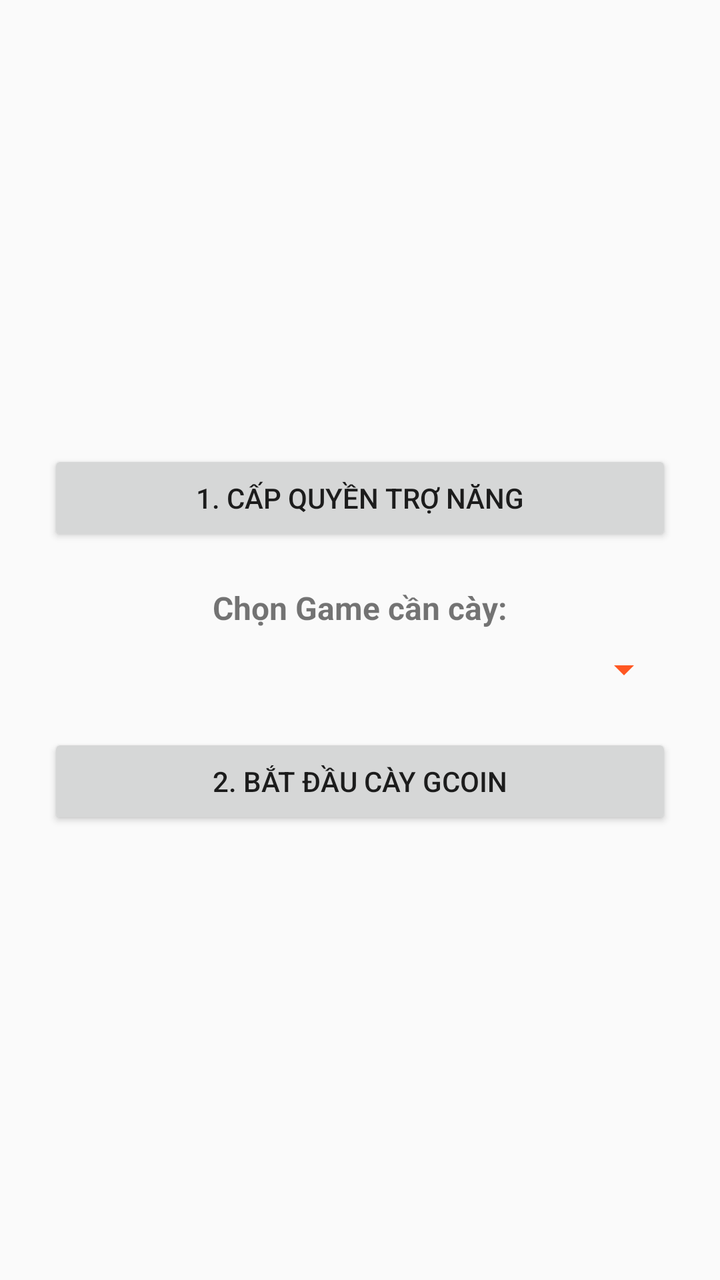
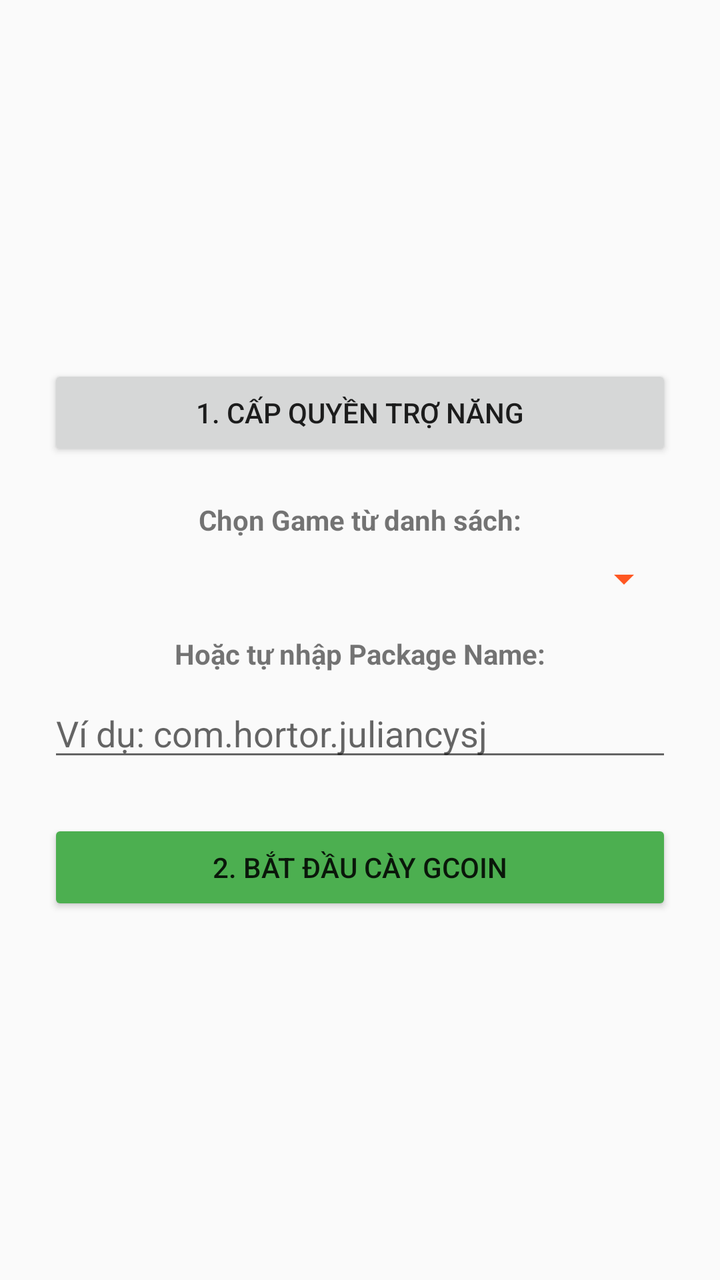

Screens rendered from an Android XML layout before and after an edit, with the pre-edit source and the edit as a unified diff.
<!-- AndroidManifest.xml: application theme Theme.AppCompat.DayNight.NoActionBar -->
<!-- res/layout/activity_main.xml -->
<?xml version="1.0" encoding="utf-8"?>
<LinearLayout xmlns:android="http://schemas.android.com/apk/res/android"
    android:layout_width="match_parent" android:layout_height="match_parent"
    android:gravity="center" android:orientation="vertical" android:padding="24dp">

    <Button android:id="@+id/btnAccessibility" android:layout_width="match_parent" android:layout_height="wrap_content" android:text="1. Cấp quyền Trợ năng" />

    <TextView android:layout_width="wrap_content" android:layout_height="wrap_content" android:layout_marginTop="20dp" android:text="Chọn Game cần cày:" android:textSize="16sp" android:textStyle="bold"/>

    
    <Spinner
        android:id="@+id/spinnerApps"
        android:layout_width="match_parent"
        android:layout_height="wrap_content"
        android:layout_marginTop="8dp"
        android:backgroundTint="#FF5722"/>

    <Button android:id="@+id/btnStart" android:layout_width="match_parent" android:layout_height="wrap_content" android:layout_marginTop="20dp" android:text="2. Bắt đầu Cày Gcoin" />
</LinearLayout>
<!-- resources referenced by this layout -->
<resources>

</resources>

<!-- the commit's change to res/layout/activity_main.xml (unified diff, before → after) -->
@@ -5,8 +5,7 @@
 
     <Button android:id="@+id/btnAccessibility" android:layout_width="match_parent" android:layout_height="wrap_content" android:text="1. Cấp quyền Trợ năng" />
 
-    <TextView android:layout_width="wrap_content" android:layout_height="wrap_content" android:layout_marginTop="20dp" android:text="Chọn Game cần cày:" android:textSize="16sp" android:textStyle="bold"/>
-
+    <TextView android:layout_width="wrap_content" android:layout_height="wrap_content" android:layout_marginTop="20dp" android:text="Chọn Game từ danh sách:" android:textStyle="bold"/>
     
     <Spinner
         android:id="@+id/spinnerApps"
@@ -15,5 +14,16 @@
         android:layout_marginTop="8dp"
         android:backgroundTint="#FF5722"/>
 
-    <Button android:id="@+id/btnStart" android:layout_width="match_parent" android:layout_height="wrap_content" android:layout_marginTop="20dp" android:text="2. Bắt đầu Cày Gcoin" />
+    <TextView android:layout_width="wrap_content" android:layout_height="wrap_content" android:layout_marginTop="16dp" android:text="Hoặc tự nhập Package Name:" android:textStyle="bold"/>
+    
+    
+    <EditText
+        android:id="@+id/edtPackage"
+        android:layout_width="match_parent"
+        android:layout_height="wrap_content"
+        android:hint="Ví dụ: com.hortor.juliancysj"
+        android:inputType="text"
+        android:layout_marginTop="8dp"/>
+
+    <Button android:id="@+id/btnStart" android:layout_width="match_parent" android:layout_height="wrap_content" android:layout_marginTop="24dp" android:text="2. Bắt đầu Cày Gcoin" android:backgroundTint="#4CAF50"/>
 </LinearLayout>
